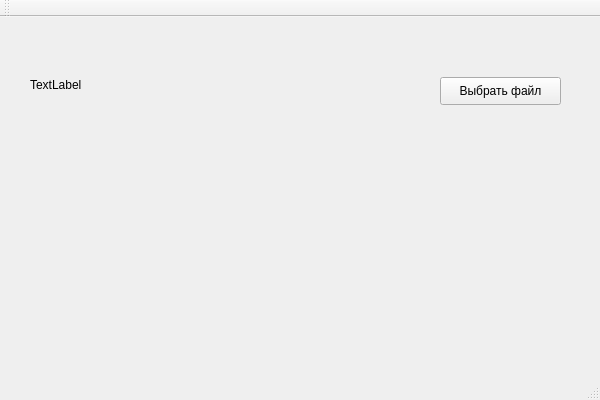
First picture: the form in QtAppForTheTerminal/QtAppForTheTerminal.ui, repository shinshilkina/QtAppForTheTerminal, before the edit.
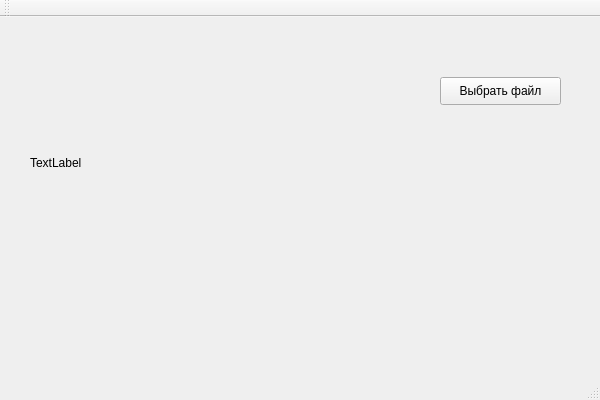
Second picture: the form after the edit.

Commit message: get filename from usb

Patch:
```diff
--- a/QtAppForTheTerminal/QtAppForTheTerminal.ui
+++ b/QtAppForTheTerminal/QtAppForTheTerminal.ui
@@ -33,7 +33,7 @@
       <x>30</x>
       <y>60</y>
       <width>391</width>
-      <height>16</height>
+      <height>171</height>
      </rect>
     </property>
     <property name="text">
```
The commit also changes 2 other files.
